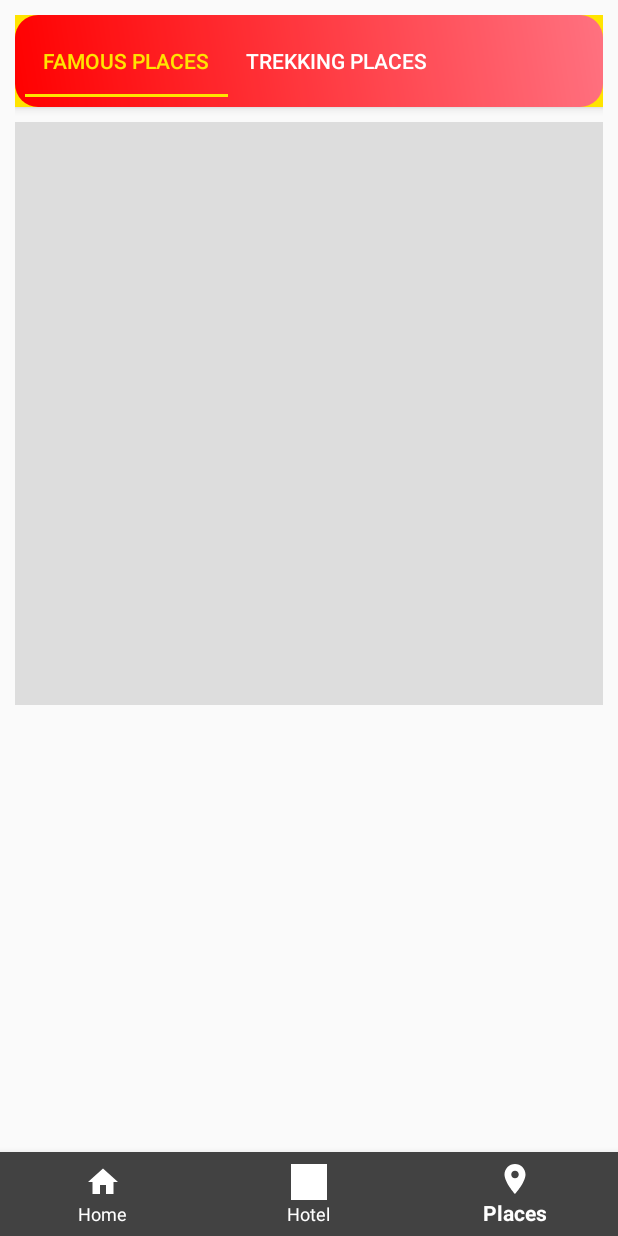
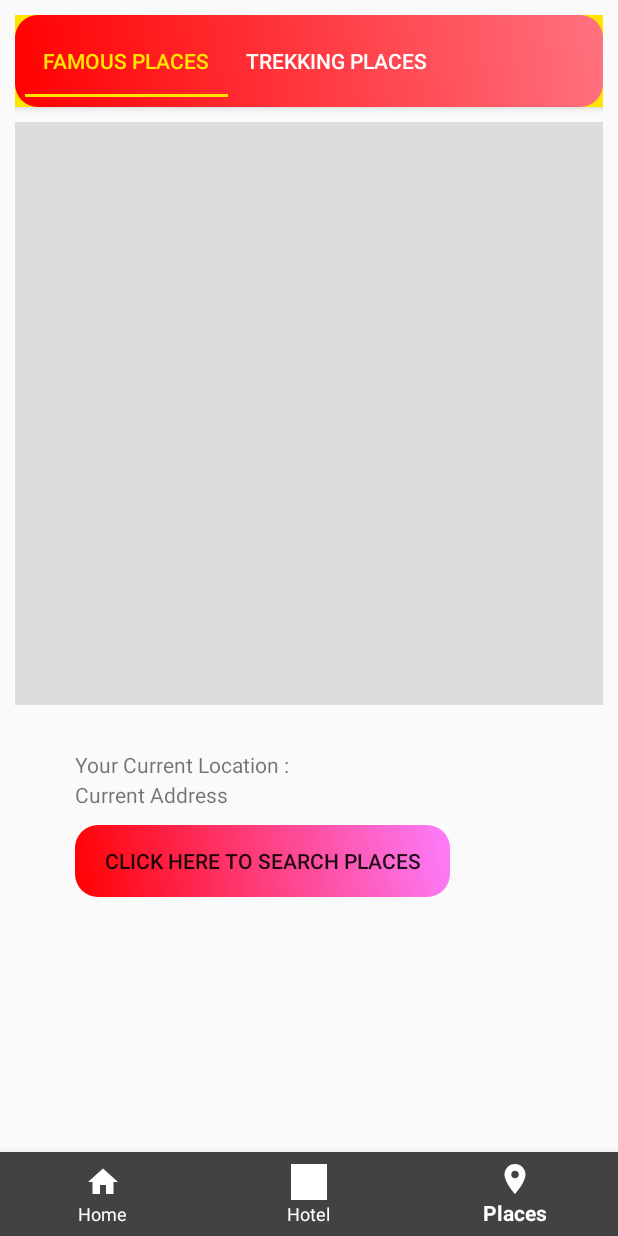
Before and after one commit to sabing123/CityGuide, an Android app: the screen it shows after launch (MainActivity), item 3 of the bottom bar chosen, on a phone screen of 412 x 824 dp. Run offline under Robolectric (Android 15) with nearby library versions, the phone set to English and light mode, and no system bars; our stand-ins replace Firebase (no records; nobody signed in at launch, a user with empty details on screens opened directly).

Commit message:
complete Map

```diff
--- a/app/build.gradle
+++ b/app/build.gradle
@@ -36,6 +36,8 @@ dependencies {
 
 
     implementation 'com.google.android.gms:play-services-maps:17.0.0'
+    implementation 'com.google.android.gms:play-services-location:17.1.0'
+    implementation 'com.karumi:dexter:5.0.0'
     implementation 'androidx.cardview:cardview:1.0.0'
     implementation "androidx.recyclerview:recyclerview:1.1.0"
     implementation 'com.squareup.retrofit2:converter-gson:2.5.0'
--- a/app/src/main/java/com/example/cityguide/fragement/fragment_home.java
+++ b/app/src/main/java/com/example/cityguide/fragement/fragment_home.java
@@ -1,22 +1,54 @@
 package com.example.cityguide.fragement;
 
+import android.Manifest;
+import android.content.Context;
+import android.content.pm.PackageManager;
+import android.location.Location;
+import android.location.LocationListener;
+import android.location.LocationManager;
 import android.os.Bundle;
 
+import androidx.annotation.NonNull;
+import androidx.core.app.ActivityCompat;
 import androidx.fragment.app.Fragment;
 
+import android.util.Log;
 import android.view.LayoutInflater;
 import android.view.View;
 import android.view.ViewGroup;
+import android.widget.TextView;
 
 import com.example.cityguide.R;
 
-public class fragment_home extends Fragment {
+public class fragment_home extends Fragment implements LocationListener {
+
+    protected LocationManager locationManager;
+    protected LocationListener locationListener;
+    protected Context context;
+    TextView txtLat;
+    String lat;
+    String provider;
+    protected String latitude, longitude;
+    protected boolean gps_enabled, network_enabled;
 
 
     @Override
     public View onCreateView(LayoutInflater inflater, ViewGroup container,
                              Bundle savedInstanceState) {
         // Inflate the layout for this fragment
-        return inflater.inflate(R.layout.fragment_home, container, false);
+        View view = inflater.inflate(R.layout.fragment_home, container, false);
+
+        txtLat = (TextView) view.findViewById(R.id.textview1);
+        locationManager = (LocationManager) getActivity().getSystemService(Context.LOCATION_SERVICE);
+        if (ActivityCompat.checkSelfPermission(getContext(), Manifest.permission.ACCESS_FINE_LOCATION) != PackageManager.PERMISSION_GRANTED && ActivityCompat.checkSelfPermission(getContext(), Manifest.permission.ACCESS_COARSE_LOCATION) != PackageManager.PERMISSION_GRANTED) {
+        }
+        locationManager.requestLocationUpdates(LocationManager.GPS_PROVIDER, 0, 0, (android.location.LocationListener) this);
+        return view;
     }
+
+    @Override
+    public void onLocationChanged(@NonNull Location location) {
+        txtLat.setText("Latitude:" + location.getLatitude() + ", Longitude:" + location.getLongitude());
+    }
+
 }
--- a/app/src/main/java/com/example/cityguide/fragement/fragment_places.java
+++ b/app/src/main/java/com/example/cityguide/fragement/fragment_places.java
@@ -1,34 +1,68 @@
 package com.example.cityguide.fragement;
 
+import android.Manifest;
+import android.app.AlertDialog;
+import android.content.Context;
+import android.content.DialogInterface;
+import android.content.Intent;
+import android.content.pm.PackageManager;
+import android.location.Address;
+import android.location.Geocoder;
+import android.location.Location;
+import android.location.LocationListener;
+import android.location.LocationManager;
+import android.os.Build;
 import android.os.Bundle;
+import android.util.Log;
+import android.view.LayoutInflater;
+import android.view.View;
+import android.view.ViewGroup;
+import android.widget.Button;
+import android.widget.TextView;
+import android.widget.Toast;
 
+import androidx.annotation.NonNull;
+import androidx.core.app.ActivityCompat;
+import androidx.core.content.ContextCompat;
 import androidx.fragment.app.Fragment;
 import androidx.fragment.app.FragmentManager;
 import androidx.fragment.app.FragmentPagerAdapter;
 import androidx.viewpager.widget.ViewPager;
 
-import android.view.LayoutInflater;
-import android.view.View;
-import android.view.ViewGroup;
-import android.widget.Adapter;
-
+import com.example.cityguide.MapsActivity;
 import com.example.cityguide.R;
+import com.example.cityguide.StrictMode.strictmodeclass;
 import com.example.cityguide.fragement.PlaceTabViewFragement.TrekkingPlaceFragment;
 import com.example.cityguide.fragement.PlaceTabViewFragement.famousPlaceFragment;
+import com.google.android.gms.common.api.GoogleApiClient;
+import com.google.android.gms.location.LocationServices;
+import com.google.android.gms.maps.GoogleMap;
 import com.google.android.material.tabs.TabLayout;
 
 import java.util.ArrayList;
 import java.util.List;
+import java.util.Locale;
 
 
 public class fragment_places extends Fragment {
+    protected LocationManager locationManager;
+    protected LocationListener locationListener;
+
+    Geocoder geocoder;
+    List<Address> addresses;
+
+    Double latitude = 27.6999007;
+    Double longitude = 85.2734998;
+
+    TextView txtLat, txtadress;
+    Button btnsearchplaces;
 
 
     @Override
     public View onCreateView(LayoutInflater inflater, ViewGroup container,
                              Bundle savedInstanceState) {
         // Inflate the layout for this fragment
-        View view =  inflater.inflate(R.layout.fragment_places, container, false);
+        View view = inflater.inflate(R.layout.fragment_places, container, false);
 
         // Setting ViewPager for each Tabs
         ViewPager viewPager = (ViewPager) view.findViewById(R.id.viewpager);
@@ -37,8 +71,36 @@ public class fragment_places extends Fragment {
         TabLayout tabs = (TabLayout) view.findViewById(R.id.result_tabs);
         tabs.setupWithViewPager(viewPager);
 
+        txtLat = (TextView) view.findViewById(R.id.currentLocation);
+        btnsearchplaces =  view.findViewById(R.id.btnsearchplaces);
+
+        txtadress = view.findViewById(R.id.currentaddress);
+
+        btnsearchplaces.setOnClickListener(new View.OnClickListener() {
+            @Override
+            public void onClick(View v) {
+                Intent intent = new Intent();
+                intent.setClass(getActivity(), MapsActivity.class);
+                getActivity().startActivity(intent);
+            }
+        });
+
+        geocoder = new Geocoder(getContext(), Locale.getDefault());
+        try {
+
+            addresses = geocoder.getFromLocation(latitude,longitude,1);
+            String address = addresses.get(0).getLocality();
+            String caddress = addresses.get(0).getFeatureName();
+            txtadress.setText(caddress + address + addresses.get(0).getCountryName());
+
+        }catch (Exception e) {
+            e.printStackTrace();
+        }
+
         return view;
     }
+
+
 
     private void setupViewPager(ViewPager viewPager) {
         Adapter adapter = new Adapter(getChildFragmentManager());
--- a/app/src/main/res/layout/fragment_places.xml
+++ b/app/src/main/res/layout/fragment_places.xml
@@ -38,8 +38,34 @@
             app:layout_behavior="@string/appbar_scrolling_view_behavior" />
 
 
+    </androidx.coordinatorlayout.widget.CoordinatorLayout>
 
 
-    </androidx.coordinatorlayout.widget.CoordinatorLayout>
+    <TextView
+        android:id="@+id/currentLocation"
+        android:layout_width="wrap_content"
+        android:layout_height="wrap_content"
+        android:layout_marginStart="50dp"
+        android:layout_marginTop="500dp"
+        android:text="Your Current Location : " />
+
+    <TextView
+        android:id="@+id/currentaddress"
+        android:layout_width="wrap_content"
+        android:layout_height="wrap_content"
+        android:layout_marginStart="50dp"
+        android:layout_marginTop="520dp"
+        android:text="Current Address" />
+
+    <Button
+        android:id="@+id/btnsearchplaces"
+        android:layout_width="250dp"
+        android:layout_height="wrap_content"
+        android:layout_marginStart="50dp"
+        android:layout_marginTop="550dp"
+        android:background="@drawable/tab_bg"
+        android:text="Click Here To Search Places"
+        />
+
 
 </FrameLayout>
--- a/app/src/main/res/values/strings.xml
+++ b/app/src/main/res/values/strings.xml
@@ -23,6 +23,7 @@
     <string name="let_get_started">Lets Get Started</string>
     <!-- TODO: Remove or change this placeholder text -->
     <string name="hello_blank_fragment">Hello blank fragment</string>
+    <string name="title_activity_maps">Map</string>
 
 
 </resources>
```
Also changed, not shown: app/src/debug/res/values/google_maps_api.xml (added, +24 -0 lines), app/src/main/AndroidManifest.xml (+33 -11 lines), app/src/main/java/com/example/cityguide/MapsActivity.java (added, +324 -0 lines), app/src/main/java/com/example/cityguide/model/places/LatitudeLongitude.java (added, +37 -0 lines), app/src/main/res/layout/activity_maps.xml (added, +32 -0 lines), app/src/main/res/layout/fragment_home.xml (+9 -5 lines), 1 other file.
